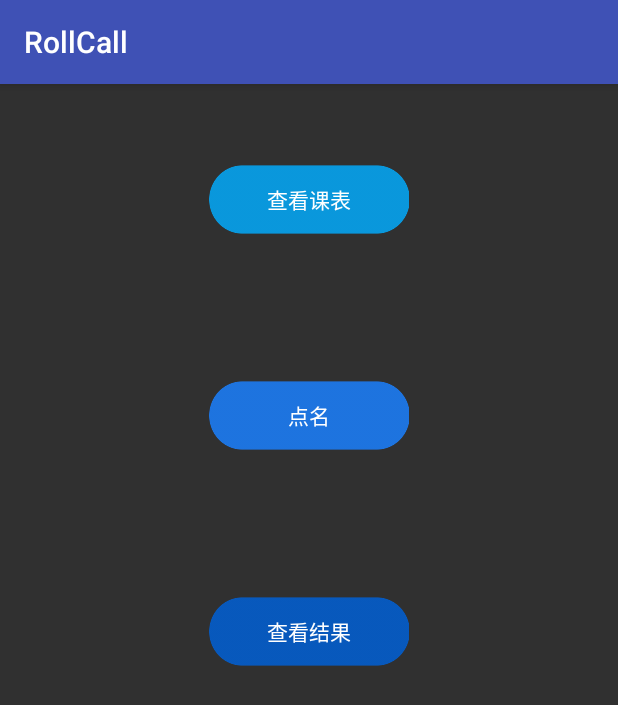
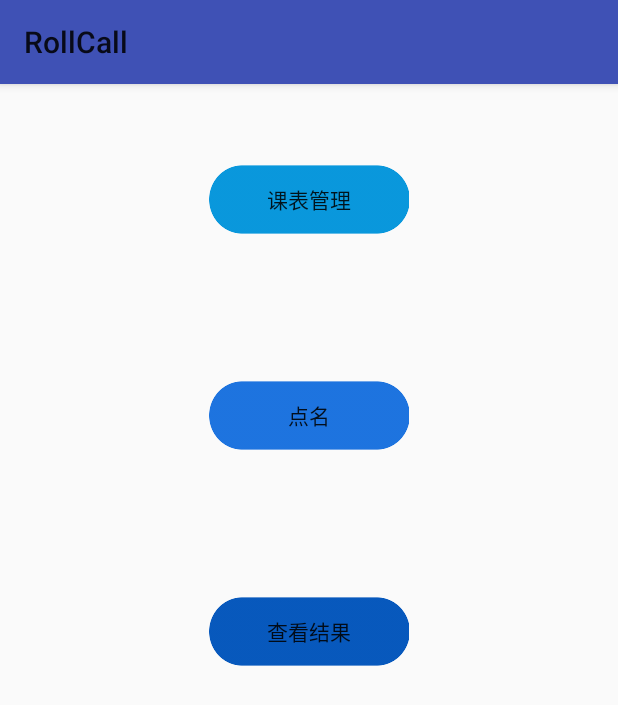
Before and after one commit to dandelion123/android, an Android app: the screen it shows after launch (MainActivity), on a phone screen of 412 x 824 dp. Shown: the top 705 px of the screen. Run offline under Robolectric (Android 15) with nearby library versions, the phone set to English and light mode, and no system bars.

Commit message:
modified activitymainaLaout

```diff
--- a/RollCall/app/build.gradle
+++ b/RollCall/app/build.gradle
@@ -5,7 +5,7 @@ android {
     buildToolsVersion "25.0.2"
     defaultConfig {
         applicationId "example.com.rollcall"
-        minSdkVersion 10
+        minSdkVersion 11
         targetSdkVersion 25
         versionCode 1
         versionName "1.0"
--- a/RollCall/app/src/main/res/layout/activity_main.xml
+++ b/RollCall/app/src/main/res/layout/activity_main.xml
@@ -11,7 +11,7 @@
         android:layout_height="wrap_content"
         android:background="@mipmap/curriculum"
         android:layout_gravity="center"
-        android:text="查看课表"
+        android:text="课表管理"
         android:layout_marginTop="10dp"
         android:layout_marginBottom="5dp"
         />
--- a/RollCall/app/src/main/res/values/styles.xml
+++ b/RollCall/app/src/main/res/values/styles.xml
@@ -1,7 +1,7 @@
 <resources>
 
     <!-- Base application theme. -->
-    <style name="AppTheme" parent="Theme.AppCompat">
+    <style name="AppTheme" parent="Theme.AppCompat.Light">
         <!-- Customize your theme here. -->
         <item name="colorPrimary">@color/colorPrimary</item>
         <item name="colorPrimaryDark">@color/colorPrimaryDark</item>
```
